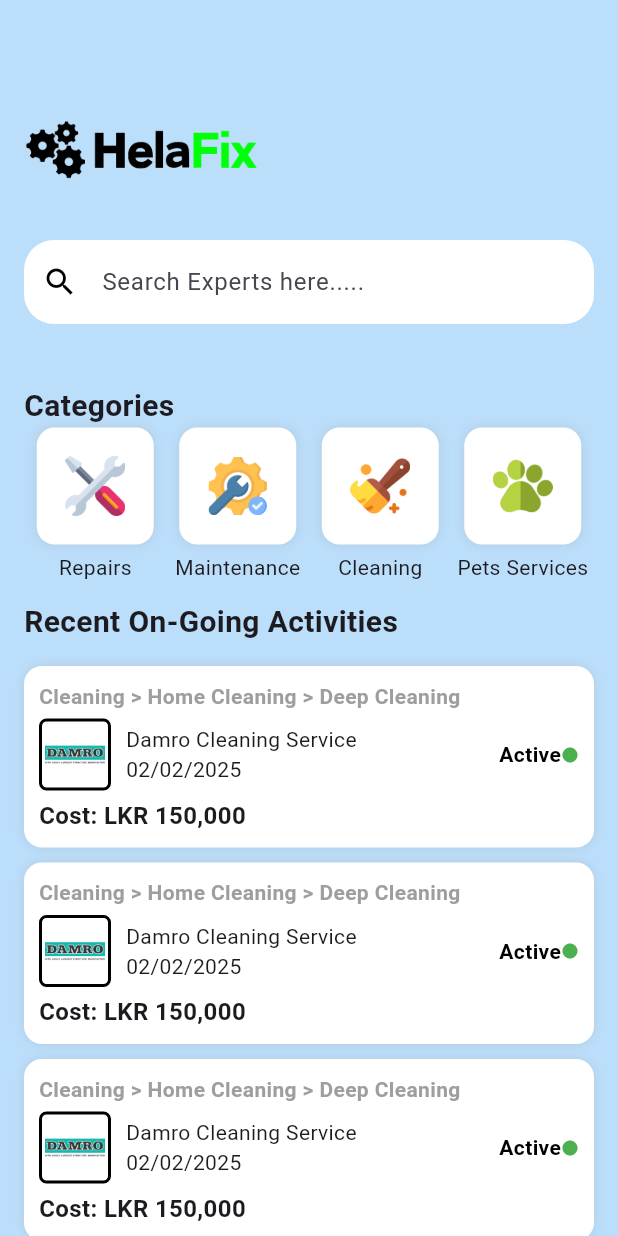
After one commit to BinodPerera/HelaFix, a Flutter app: the Home screen opened by its route, on a phone screen of 412 x 824 dp. The commit adds this screen. Run offline on Flutter 3.47's test engine with Material 3 defaults, Android fonts, the phone set to English and light mode, and no system bars.

Commit message:
Home update

```diff
--- a/helafix_mobile_app/lib/main.dart
+++ b/helafix_mobile_app/lib/main.dart
@@ -3,6 +3,8 @@ import 'package:flutter/material.dart';
 // importing pages from pages folder
 import './pages/pages.dart';
 import './pages/login.dart';
+import './pages/home.dart';
+
 
 void main() {
   runApp(const MyApp());
@@ -18,7 +20,8 @@ class MyApp extends StatelessWidget {
       initialRoute: '/',
       routes: {
         '/': (context) => Pages(),
-        '/login': (context) => Login()
+        '/login': (context) => Login(),
+        '/home':(context) => Home()
       }
     );
   }
--- /dev/null
+++ b/helafix_mobile_app/lib/pages/home.dart
@@ -0,0 +1,174 @@
+import 'package:flutter/material.dart';
+
+
+
+class Home extends StatelessWidget{
+  const Home({super.key});
+
+
+  @override
+  Widget build(BuildContext context) {
+    return Scaffold(
+      backgroundColor: Colors.blue[100],
+      body: SingleChildScrollView(
+        child: Padding(
+          padding: const EdgeInsets.symmetric(horizontal: 16, vertical: 80),
+          child: Column(
+            crossAxisAlignment: CrossAxisAlignment.start,
+            children: [
+              // Logo
+              Row(
+                children: [
+                  Image.asset('assets/images/Logo-light.png', height: 40),
+                  const SizedBox(width: 8),
+                ],
+              ),
+
+              const SizedBox(height: 40),
+
+              // Search Bar
+              TextField(
+                decoration: InputDecoration(
+                  hintText: "Search Experts here.....",
+                  prefixIcon: const Icon(Icons.search, color: Colors.black),
+                  filled: true,
+                  fillColor: Colors.white,
+                  border: OutlineInputBorder(
+                    borderRadius: BorderRadius.circular(20),
+                    borderSide: BorderSide.none,
+                  ),
+                ),
+              ),
+
+              const SizedBox(height: 40),
+
+              // Categories
+              const Text(
+                "Categories",
+                style: TextStyle(fontSize: 20, fontWeight: FontWeight.bold),
+              ),
+
+
+              GridView(
+                shrinkWrap: true,
+                physics: const NeverScrollableScrollPhysics(),
+                gridDelegate: const SliverGridDelegateWithFixedCrossAxisCount(
+                  crossAxisCount: 4,
+                  childAspectRatio: 1,
+                  mainAxisSpacing: 10,
+                  crossAxisSpacing: 0,
+                ),
+                children: [
+                  categoryItem("Repairs", "assets/images/repair.png"),
+                  categoryItem("Maintenance", "assets/images/maintenance.png"),
+                  categoryItem("Cleaning", "assets/images/cleaning.png"),
+                  categoryItem("Pets Services", "assets/images/pet.png"),
+                ],
+              ),
+
+              const SizedBox(height: 20),
+
+              // Recent On-Going Activities
+              const Text(
+                "Recent On-Going Activities",
+                style: TextStyle(fontSize: 20, fontWeight: FontWeight.bold),
+              ),
+
+              const SizedBox(height: 10),
+
+              Column(
+                children: [
+                  ongoingActivityCard(),
+                  ongoingActivityCard(),
+                  ongoingActivityCard(),
+                ],
+              ),
+            ],
+          ),
+        ),
+      ),
+    );
+  }
+
+  // Category Item Widget
+  Widget categoryItem(String title, String imagePath) {
+    return Column(
+      children: [
+        Container(
+          padding: const EdgeInsets.all(19),
+          decoration: BoxDecoration(
+            color: Colors.white,
+            borderRadius: BorderRadius.circular(12),
+            boxShadow: [
+              BoxShadow(color: Colors.grey.withOpacity(0.3), blurRadius: 5),
+            ],
+          ),
+          child: Image.asset(imagePath, height: 40),
+        ),
+        const SizedBox(height: 5),
+        Text(title, style: const TextStyle(fontSize: 14)),
+      ],
+    );
+  }
+
+
+
+  // Recent On-Going Activity Card Widget
+  Widget ongoingActivityCard() {
+    return Container(
+      margin: const EdgeInsets.symmetric(vertical: 5),
+      padding: const EdgeInsets.all(10),
+      decoration: BoxDecoration(
+        color: Colors.white,
+        borderRadius: BorderRadius.circular(12),
+        boxShadow: [
+          BoxShadow(color: Colors.grey.withOpacity(0.3), blurRadius: 5),
+        ],
+      ),
+      child: Column(
+        crossAxisAlignment: CrossAxisAlignment.start,
+        children: [
+          const Text(
+            "Cleaning > Home Cleaning > Deep Cleaning",
+            style: TextStyle(fontSize: 14, fontWeight: FontWeight.bold, color: Colors.grey),
+          ),
+          const SizedBox(height: 5),
+          Row(
+            children: [
+              Container(
+                decoration: BoxDecoration(
+                  border: Border.all(color: Colors.black, width: 2),
+                  borderRadius: BorderRadius.circular(5),
+                ),
+                padding: const EdgeInsets.all(2),
+                child: ClipRRect(
+                  borderRadius: BorderRadius.circular(6),
+                  child: Image.asset("assets/images/exone.jpg", height: 40, width: 40, fit: BoxFit.cover),
+                ),
+              ),
+              const SizedBox(width: 10),
+              const Expanded(
+                child: Text(
+                  "Damro Cleaning Service\n02/02/2025",
+                  style: TextStyle(fontSize: 14),
+                ),
+              ),
+              const Row(
+                children: [
+                  Text("Active", style: TextStyle(color: Color.fromARGB(255, 0, 0, 0), fontWeight: FontWeight.bold)),
+                  Icon(Icons.circle, color: Colors.green, size: 12),
+                ],
+              ),
+            ],
+          ),
+
+          const SizedBox(height: 5),
+          const Text(
+            "Cost: LKR 150,000",
+            style: TextStyle(fontSize: 16, fontWeight: FontWeight.bold),
+          ),
+        ],
+      ),
+    );
+  }
+}
--- a/helafix_mobile_app/lib/pages/pages.dart
+++ b/helafix_mobile_app/lib/pages/pages.dart
@@ -23,6 +23,14 @@ class Pages extends StatelessWidget {
                 },
               ),
             ),
+            Card(
+              child: ListTile(
+                title: const Text('Home Page'),
+                onTap: () {
+                  Navigator.pushNamed(context, '/home');
+                },
+              ),
+            ),
 
           ],
         ),
```
Also changed, not shown: helafix_mobile_app/pubspec.yaml (+7 -2 lines), helafix_mobile_app/assets/images/cleaning.png (added), helafix_mobile_app/assets/images/exone.jpg (added), helafix_mobile_app/assets/images/maintenance.png (added), helafix_mobile_app/assets/images/pet.png (added), helafix_mobile_app/assets/images/repair.png (added).
